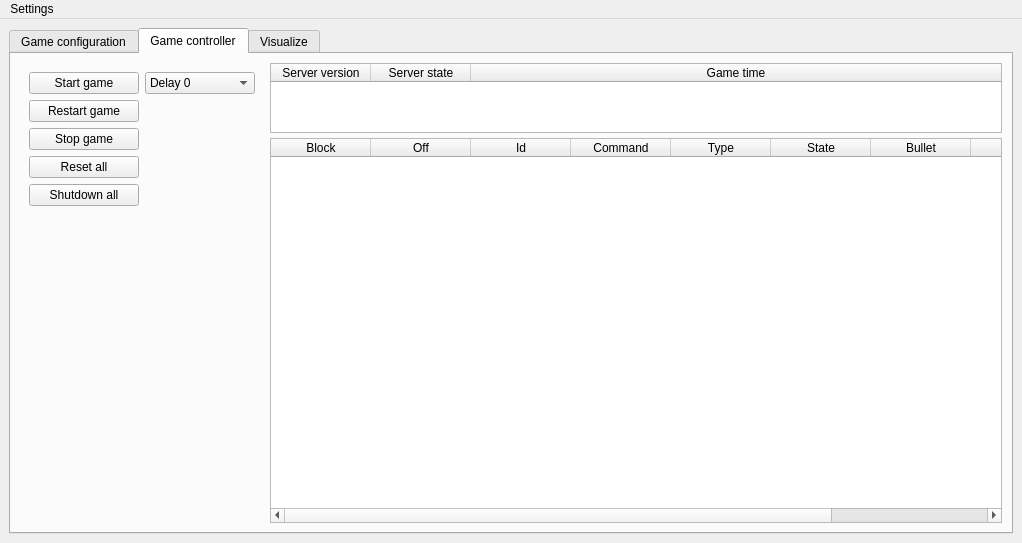
Old version of the form uiFiles/gui.ui in the repository ghorik78/serverGui.
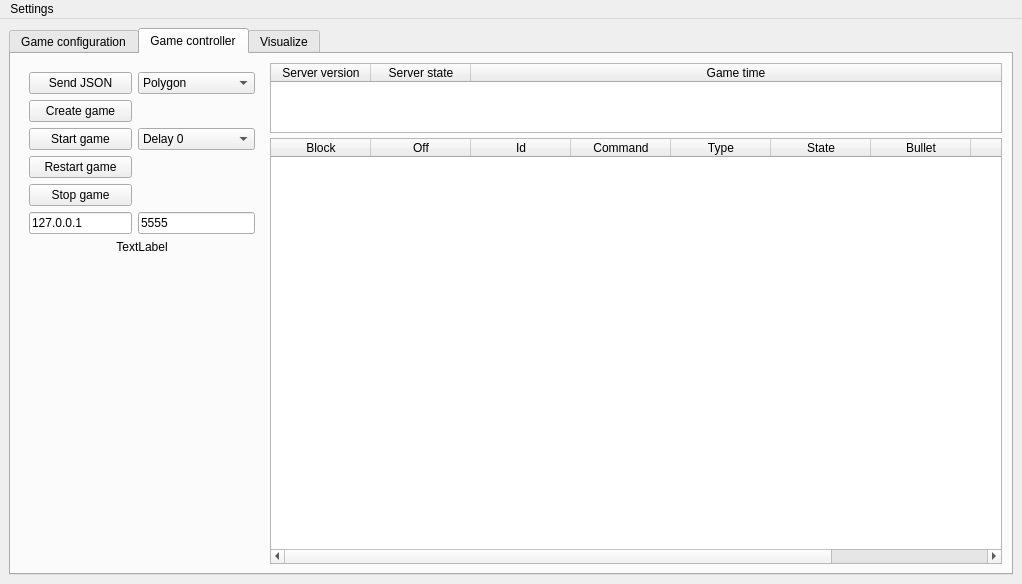
New version of the form. The open tabs and pages were chosen to show the change.

```diff
--- a/uiFiles/gui.ui
+++ b/uiFiles/gui.ui
@@ -7,7 +7,7 @@
     <x>0</x>
     <y>0</y>
     <width>1022</width>
-    <height>543</height>
+    <height>584</height>
    </rect>
   </property>
   <property name="windowTitle">
@@ -332,7 +332,38 @@
              </sizepolicy>
             </property>
             <layout class="QGridLayout" name="gridLayout_4">
-             <item row="5" column="0">
+             <item row="5" column="1">
+              <widget class="QLineEdit" name="portLineEdit">
+               <property name="text">
+                <string>5555</string>
+               </property>
+               <property name="placeholderText">
+                <string>Port</string>
+               </property>
+              </widget>
+             </item>
+             <item row="3" column="0">
+              <widget class="QPushButton" name="restartGameButton">
+               <property name="text">
+                <string>Restart game</string>
+               </property>
+              </widget>
+             </item>
+             <item row="0" column="0">
+              <widget class="QPushButton" name="sendJsonButton">
+               <property name="text">
+                <string>Send JSON</string>
+               </property>
+              </widget>
+             </item>
+             <item row="2" column="0">
+              <widget class="QPushButton" name="startGameButton">
+               <property name="text">
+                <string>Start game</string>
+               </property>
+              </widget>
+             </item>
+             <item row="7" column="0">
               <spacer name="verticalSpacer">
                <property name="orientation">
                 <enum>Qt::Vertical</enum>
@@ -345,35 +376,14 @@
                </property>
               </spacer>
              </item>
-             <item row="0" column="0">
-              <widget class="QPushButton" name="startGameButton">
-               <property name="text">
-                <string>Start game</string>
-               </property>
-              </widget>
-             </item>
-             <item row="1" column="0">
-              <widget class="QPushButton" name="restartGameButton">
-               <property name="text">
-                <string>Restart game</string>
-               </property>
-              </widget>
-             </item>
-             <item row="2" column="0">
+             <item row="4" column="0">
               <widget class="QPushButton" name="stopGameButton">
                <property name="text">
                 <string>Stop game</string>
                </property>
               </widget>
              </item>
-             <item row="3" column="0">
-              <widget class="QPushButton" name="resetAllButton">
-               <property name="text">
-                <string>Reset all</string>
-               </property>
-              </widget>
-             </item>
-             <item row="0" column="1">
+             <item row="2" column="1">
               <widget class="QComboBox" name="delayComboBox">
                <item>
                 <property name="text">
@@ -397,10 +407,59 @@
                </item>
               </widget>
              </item>
-             <item row="4" column="0">
-              <widget class="QPushButton" name="shutdownAllButton">
+             <item row="1" column="0">
+              <widget class="QPushButton" name="createGameButton">
                <property name="text">
-                <string>Shutdown all</string>
+                <string>Create game</string>
+               </property>
+              </widget>
+             </item>
+             <item row="0" column="1">
+              <widget class="QComboBox" name="jsonSelectingComboBox">
+               <item>
+                <property name="text">
+                 <string>Polygon</string>
+                </property>
+               </item>
+               <item>
+                <property name="text">
+                 <string>Robots</string>
+                </property>
+               </item>
+               <item>
+                <property name="text">
+                 <string>Teams</string>
+                </property>
+               </item>
+               <item>
+                <property name="text">
+                 <string>All</string>
+                </property>
+               </item>
+               <item>
+                <property name="text">
+                 <string>Select manually</string>
+                </property>
+               </item>
+              </widget>
+             </item>
+             <item row="5" column="0">
+              <widget class="QLineEdit" name="hostnameLineEdit">
+               <property name="text">
+                <string>127.0.0.1</string>
+               </property>
+               <property name="placeholderText">
+                <string>Host</string>
+               </property>
+              </widget>
+             </item>
+             <item row="6" column="0" colspan="2">
+              <widget class="QLabel" name="statusLabel">
+               <property name="text">
+                <string>TextLabel</string>
+               </property>
+               <property name="alignment">
+                <set>Qt::AlignCenter</set>
                </property>
               </widget>
              </item>
```
Left out of the diff: 184 changed lines with no effect on the pictures.
